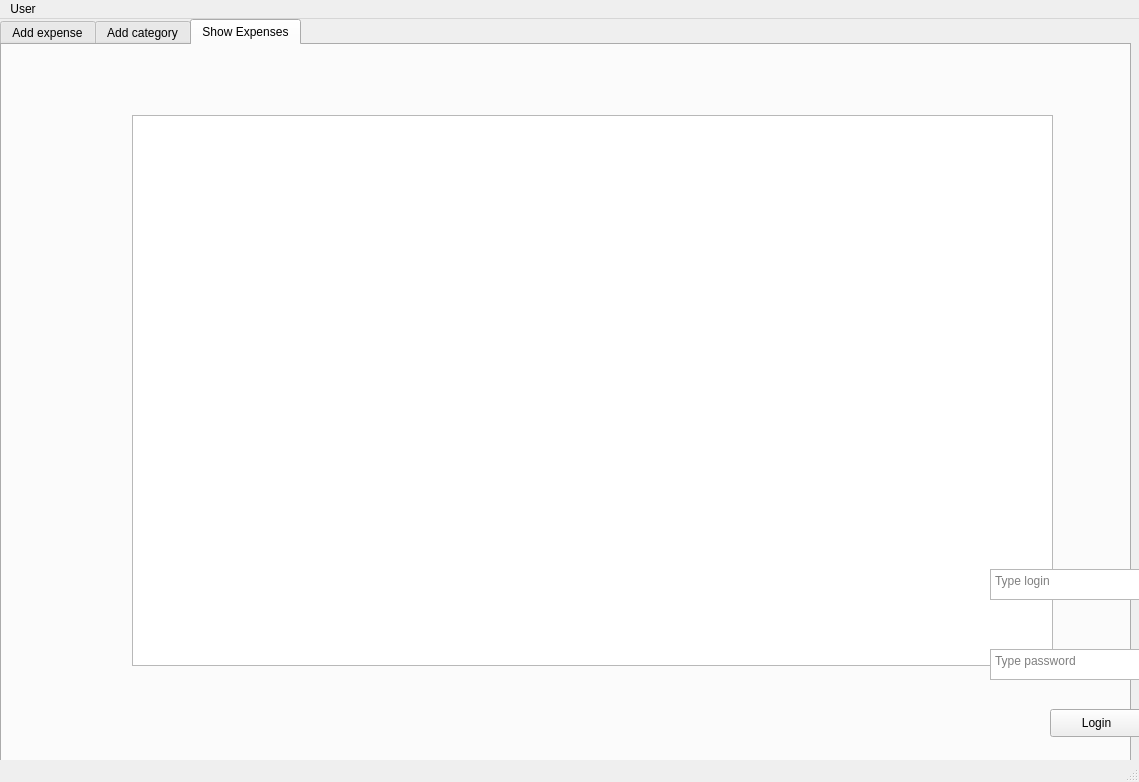
Before: the Qt Designer form FinApp_v1.ui in Maveric4/FinApp, drawn with Qt 5.
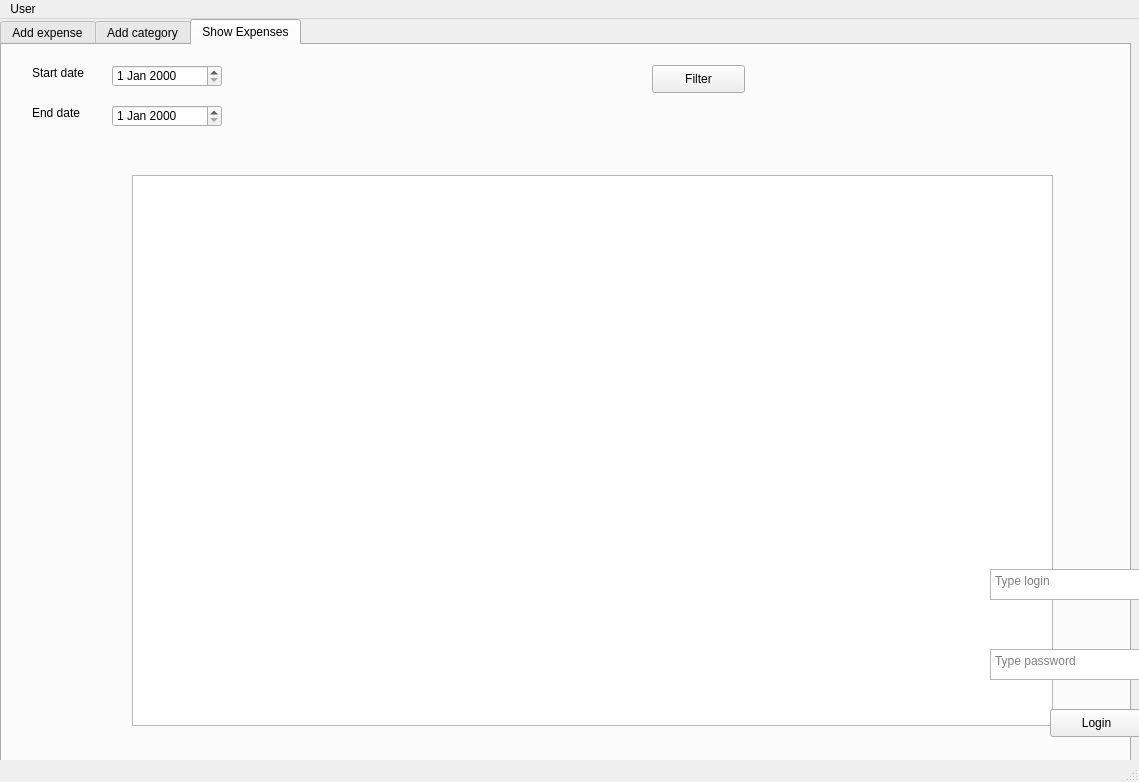
After: the same form once the commit is applied.

Commit message: filtering expenses added

```diff
--- a/FinApp_v1.ui
+++ b/FinApp_v1.ui
@@ -281,12 +281,71 @@
       <property name="geometry">
        <rect>
         <x>130</x>
-        <y>70</y>
+        <y>130</y>
         <width>921</width>
         <height>551</height>
        </rect>
       </property>
      </widget>
+     <widget class="QDateEdit" name="startDateEdit">
+      <property name="geometry">
+       <rect>
+        <x>110</x>
+        <y>20</y>
+        <width>110</width>
+        <height>22</height>
+       </rect>
+      </property>
+     </widget>
+     <widget class="QDateEdit" name="endDateEdit">
+      <property name="geometry">
+       <rect>
+        <x>110</x>
+        <y>60</y>
+        <width>110</width>
+        <height>22</height>
+       </rect>
+      </property>
+     </widget>
+     <widget class="QLabel" name="startDateLabel">
+      <property name="geometry">
+       <rect>
+        <x>30</x>
+        <y>20</y>
+        <width>71</width>
+        <height>16</height>
+       </rect>
+      </property>
+      <property name="text">
+       <string>Start date</string>
+      </property>
+     </widget>
+     <widget class="QLabel" name="endDateLabel">
+      <property name="geometry">
+       <rect>
+        <x>30</x>
+        <y>60</y>
+        <width>55</width>
+        <height>16</height>
+       </rect>
+      </property>
+      <property name="text">
+       <string>End date</string>
+      </property>
+     </widget>
+     <widget class="QPushButton" name="expensesFilterButton">
+      <property name="geometry">
+       <rect>
+        <x>650</x>
+        <y>20</y>
+        <width>93</width>
+        <height>28</height>
+       </rect>
+      </property>
+      <property name="text">
+       <string>Filter</string>
+      </property>
+     </widget>
     </widget>
    </widget>
    <widget class="QTextEdit" name="passwordEdit">
```
Left out of the diff: 2 changed lines with no effect on the pictures. The commit also changes 3 other files.
